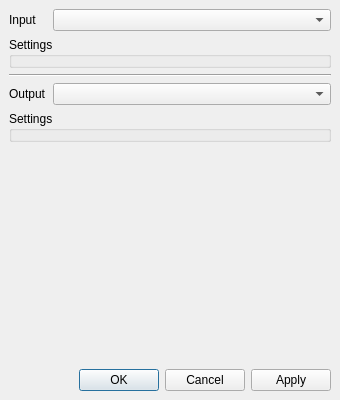
The window that src/ui/QPreferencesWindow.ui (pixsper/cue-tx) describes before a commit, drawn with Qt 5.
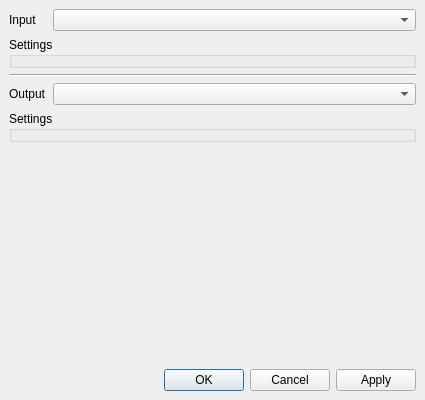
The same window after the commit. Icons and pictures are not drawn.

The edit to the form file:
```diff
--- a/src/ui/QPreferencesWindow.ui
+++ b/src/ui/QPreferencesWindow.ui
@@ -9,7 +9,7 @@
    <rect>
     <x>0</x>
     <y>0</y>
-    <width>340</width>
+    <width>425</width>
     <height>400</height>
    </rect>
   </property>
```
Left out of the diff: 3 changed lines with no effect on the pictures.
